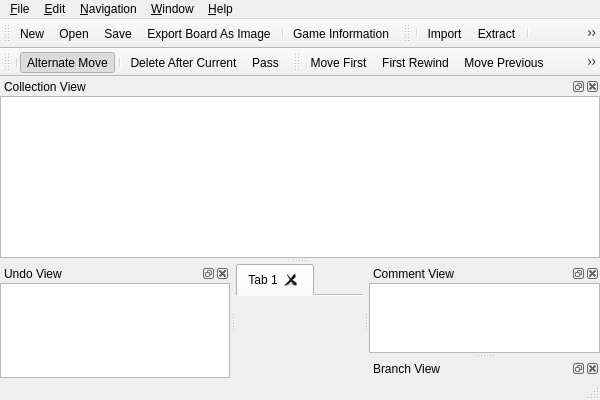
nullx002/mugo, file branches/2.0.0/mainwindow.ui: the form before one commit.
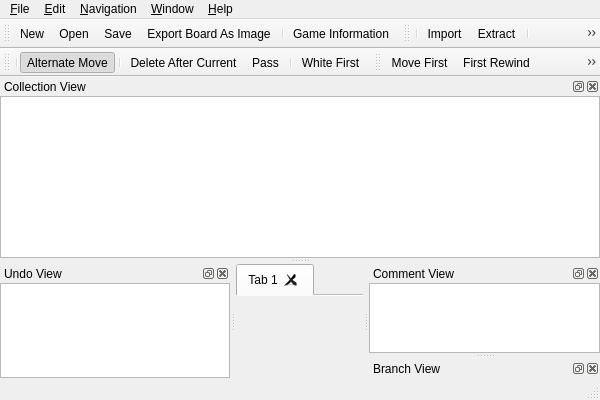
The form after the commit. Icons and pictures are not drawn.

Commit message: implemented "menu/edit/white first"

Diff of the .ui file:
```diff
--- a/branches/2.0.0/mainwindow.ui
+++ b/branches/2.0.0/mainwindow.ui
@@ -321,6 +321,8 @@
    <addaction name="separator"/>
    <addaction name="actionDeleteAfterCurrent"/>
    <addaction name="actionPass"/>
+   <addaction name="separator"/>
+   <addaction name="actionWhiteFirst"/>
   </widget>
   <widget class="QToolBar" name="navigationToolBar">
    <property name="windowTitle">
@@ -999,6 +1001,18 @@
     <string>Unset Move Number</string>
    </property>
   </action>
+  <action name="actionWhiteFirst">
+   <property name="checkable">
+    <bool>true</bool>
+   </property>
+   <property name="icon">
+    <iconset resource="mugo.qrc">
+     <normaloff>:/res/whitefirst.png</normaloff>:/res/whitefirst.png</iconset>
+   </property>
+   <property name="text">
+    <string>White First</string>
+   </property>
+  </action>
   <action name="actionGoodMove">
    <property name="checkable">
     <bool>true</bool>
```
Left out of the diff: 5 changed lines with no effect on the pictures. The commit also changes 3 other files.
